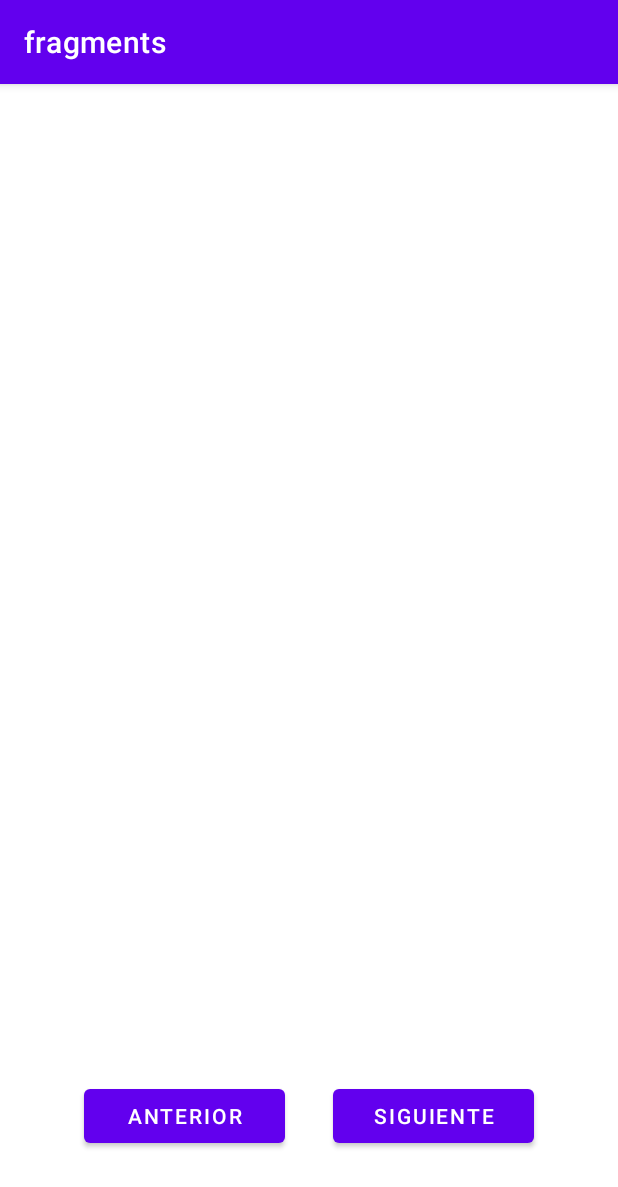
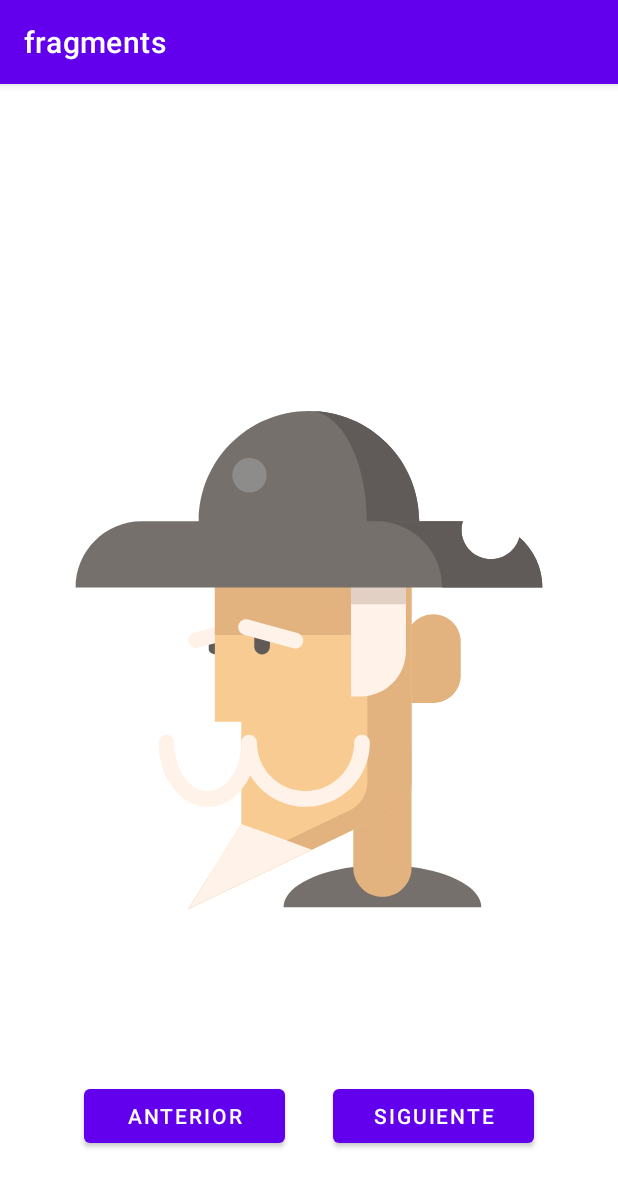
Before and after one commit to GAMaximiliano/Pr-cticaFinalKotlin, an Android app: the screen it shows after launch (MainActivity), on a phone screen of 412 x 824 dp. Shown: the top 1187 px of the screen. Run offline under Robolectric (Android 15) with nearby library versions, the phone set to English and light mode, and no system bars.

Commit message:
flujo completo

```diff
--- a/app/src/main/java/com/redox/fragments/ContainerViewPrincipal.kt
+++ b/app/src/main/java/com/redox/fragments/ContainerViewPrincipal.kt
@@ -5,12 +5,68 @@ import androidx.fragment.app.Fragment
 import android.view.LayoutInflater
 import android.view.View
 import android.view.ViewGroup
+import android.widget.Button
+import android.widget.ImageView
 
 class ContainerViewPrincipal : Fragment(R.layout.fragment_container_view_principal) {
+
+    lateinit var imageView: ImageView
+    lateinit var btnSiguiente: Button
+    lateinit var btnAnterior: Button
+    lateinit var lst: listPicture
+    lateinit var arrayList: Array<Picture>
+    lateinit var picture: Picture
+
+    var index = 0
 
     override fun onResume() {
         super.onResume()
 
+        lst = getShared()
+        arrayList = lst.arrayPictures
+        picture = arrayList.get(index)
+
+        initViews()
+    }
+
+    @JvmName("getListPictures1")
+    private fun getShared():listPicture {
+        return listPicture()
+    }
+
+    private fun initViews() {
+        imageView = requireView().findViewById(R.id.imagenContenedor)
+        btnSiguiente = requireView().findViewById(R.id.btnSiguiente)
+        btnAnterior = requireView().findViewById(R.id.btnAnterior)
+
+        imageView.setImageResource(picture.source)
+
+        btnSiguiente.setOnClickListener {
+            if ( index == arrayList.size-1 )
+                index = 0
+            else
+                index++
+            picture = arrayList.get(index)
+            imageView.setImageResource(picture.source)
+        }
+
+        btnAnterior.setOnClickListener {
+            if ( index == 0 )
+                index = arrayList.size-1
+            else
+                index--
+            picture = arrayList.get(index)
+            imageView.setImageResource(picture.source)
+        }
+
+        imageView.setOnClickListener {
+            (activity as MainActivity).changeFragments(ViewDetail().apply {
+                arguments = Bundle().apply {
+                    putParcelable("imagenes", lst)
+                    putInt("index", index)
+                }
+            })
+        }
     }
 
 }
--- a/app/src/main/java/com/redox/fragments/Picture.kt
+++ b/app/src/main/java/com/redox/fragments/Picture.kt
@@ -15,6 +15,7 @@ class Picture(
 ) : Parcelable
 
 @JsonClass(generateAdapter = true)
+@Parcelize
 class listPicture(
     val arrayPictures: Array<Picture> = arrayOf(
         Picture("Don Quijote", R.drawable.ic_don_quijote),
@@ -22,4 +23,4 @@ class listPicture(
         Picture("Dracula", R.drawable.ic_dracula),
         Picture("El jugador", R.drawable.ic_jugador)
     )
-)
+) : Parcelable
--- a/app/src/main/res/layout/fragment_view_detail.xml
+++ b/app/src/main/res/layout/fragment_view_detail.xml
@@ -4,7 +4,6 @@
     android:layout_width="match_parent"
     android:layout_height="match_parent"
     xmlns:app="http://schemas.android.com/apk/res-auto"
-    android:layout_margin="16dp"
     tools:context=".ViewDetail">
 
     <ImageView
```
Also changed, not shown: app/src/main/java/com/redox/fragments/Complete.kt (+10 -0 lines), app/src/main/java/com/redox/fragments/ViewDetail.kt (+44 -0 lines).
